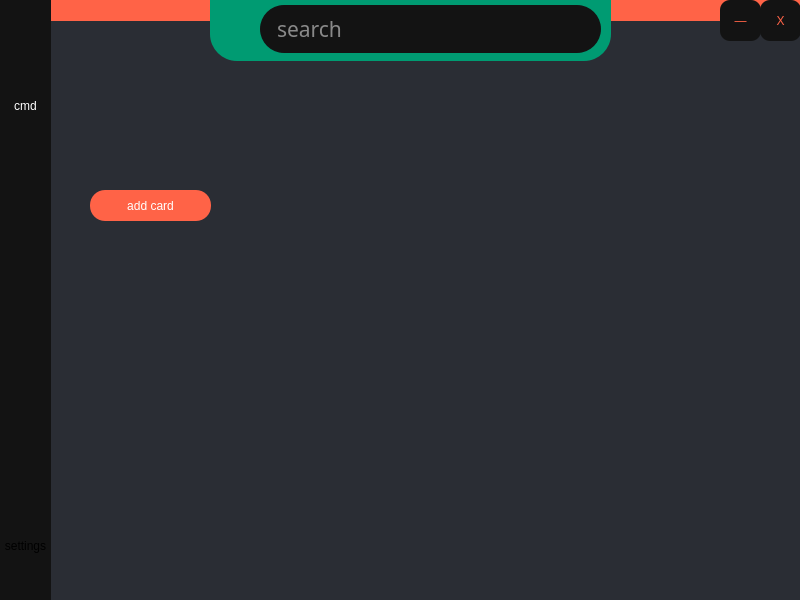
command-flow-team/command-flow, file command-flow-main-window.ui: the form before one commit.
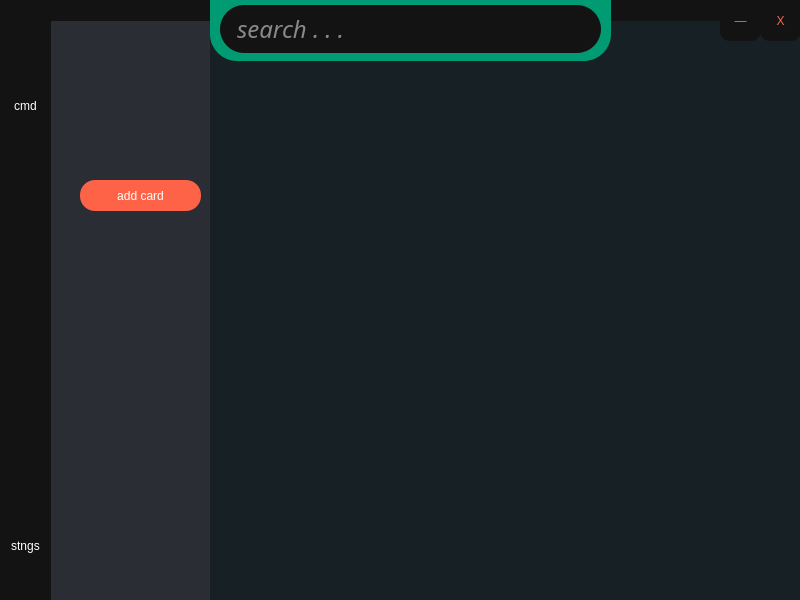
The form after the commit. Icons and pictures are not drawn.

What changed in the file:
```diff
--- a/command-flow-main-window.ui
+++ b/command-flow-main-window.ui
@@ -47,9 +47,9 @@
    <widget class="QLineEdit" name="search_bar_line">
     <property name="geometry">
      <rect>
-      <x>260</x>
+      <x>220</x>
       <y>5</y>
-      <width>341</width>
+      <width>381</width>
       <height>48</height>
      </rect>
     </property>
@@ -255,8 +255,8 @@
     <property name="font">
      <font>
       <family>Munson</family>
-      <pointsize>16</pointsize>
-      <italic>false</italic>
+      <pointsize>18</pointsize>
+      <italic>true</italic>
       <bold>false</bold>
       <underline>false</underline>
       <strikeout>false</strikeout>
@@ -264,7 +264,7 @@
     </property>
     <property name="styleSheet">
      <string notr="true">background-color: #131313;
-font: 16pt &quot;Munson&quot;;
+font: italic 18pt &quot;Munson&quot;;
 border-radius: 24;
 padding-left: 15;
 padding-right: 15;
@@ -278,16 +278,16 @@
      <string/>
     </property>
     <property name="placeholderText">
-     <string>search</string>
+     <string>search . . . </string>
     </property>
    </widget>
    <widget class="QStackedWidget" name="mainZone">
     <property name="geometry">
      <rect>
-      <x>60</x>
-      <y>70</y>
-      <width>731</width>
-      <height>521</height>
+      <x>50</x>
+      <y>0</y>
+      <width>751</width>
+      <height>601</height>
      </rect>
     </property>
     <property name="currentIndex">
@@ -298,7 +298,7 @@
       <property name="geometry">
        <rect>
         <x>280</x>
-        <y>10</y>
+        <y>50</y>
         <width>151</width>
         <height>81</height>
        </rect>
@@ -317,7 +317,7 @@
       <property name="geometry">
        <rect>
         <x>30</x>
-        <y>120</y>
+        <y>180</y>
         <width>121</width>
         <height>31</height>
        </rect>
@@ -332,6 +332,19 @@
        <string>add card</string>
       </property>
      </widget>
+     <widget class="QWidget" name="ccmd_zone" native="true">
+      <property name="geometry">
+       <rect>
+        <x>160</x>
+        <y>20</y>
+        <width>601</width>
+        <height>581</height>
+       </rect>
+      </property>
+      <property name="styleSheet">
+       <string notr="true">background-color: #162025;</string>
+      </property>
+     </widget>
     </widget>
    </widget>
    <widget class="QWidget" name="widget" native="true">
@@ -404,8 +417,12 @@
        <height>51</height>
       </rect>
      </property>
+     <property name="styleSheet">
+      <string notr="true">color: white;
+font: 14pt &quot;Munson&quot;;</string>
+     </property>
      <property name="text">
-      <string>settings</string>
+      <string>stngs</string>
      </property>
     </widget>
    </widget>
@@ -457,16 +474,16 @@
      </rect>
     </property>
     <property name="styleSheet">
-     <string notr="true">background-color: tomato;</string>
+     <string notr="true">background-color: #131313;</string>
     </property>
    </widget>
-   <zorder>title_bar</zorder>
-   <zorder>search_bar</zorder>
-   <zorder>search_bar_line</zorder>
    <zorder>mainZone</zorder>
+   <zorder>title_bar</zorder>
    <zorder>widget</zorder>
    <zorder>btn_close</zorder>
    <zorder>btn_minimize</zorder>
+   <zorder>search_bar</zorder>
+   <zorder>search_bar_line</zorder>
   </widget>
  </widget>
  <resources>
```
